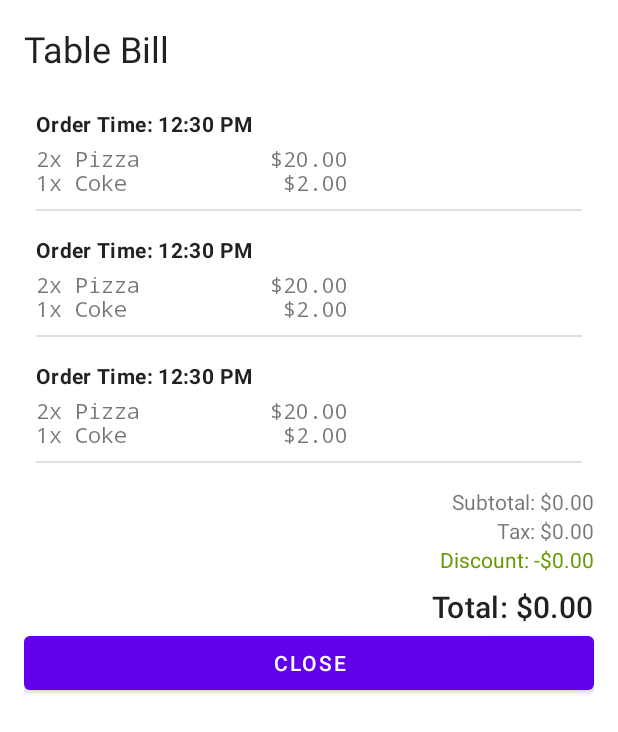
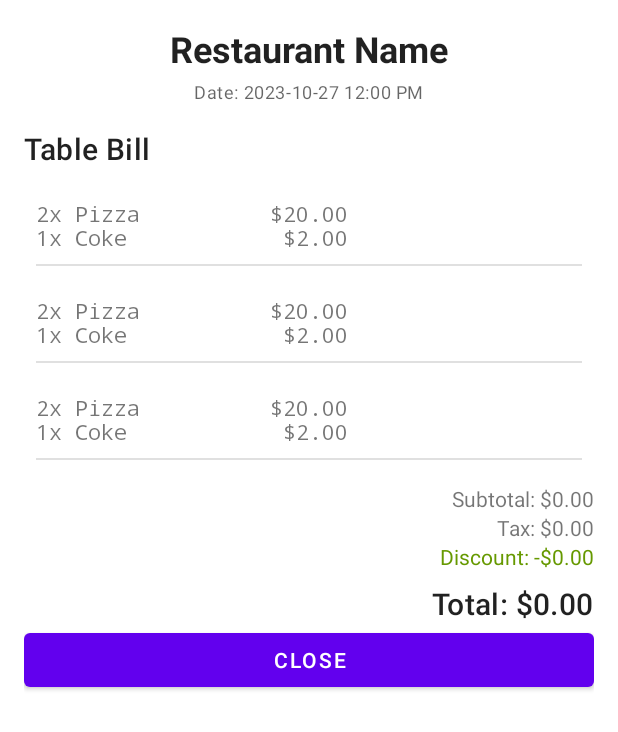
Before and after one commit to huajwang/thunder, an Android app: the layout dialog_bill.xml on its own in the app's theme, with its tools: preview values and no code run, on a phone screen of 412 x 824 dp. Shown: the top 732 px of the screen. Run offline under Robolectric (Android 15) with nearby library versions, the phone set to English and light mode, and no system bars.

Commit message:
Update the receipt content

```diff
--- a/restaurant-android/app/src/main/java/com/yaojia/snowball/ui/tables/BillAdapter.kt
+++ b/restaurant-android/app/src/main/java/com/yaojia/snowball/ui/tables/BillAdapter.kt
@@ -24,16 +24,6 @@ class BillAdapter : ListAdapter<Order, BillAdapter.BillViewHolder>(BillDiffCallb
     class BillViewHolder(private val binding: ItemBillOrderBinding) : RecyclerView.ViewHolder(binding.root) {
 
         fun bind(order: Order) {
-            // Format time
-            try {
-                // Assuming createdAt is ISO string, but for simplicity just showing raw or parsing if standard
-                // If createdAt is "2023-10-27T10:00:00Z", we might want to format it.
-                // For now, let's just show the order ID or simple text
-                binding.textOrderTime.text = "Order #${order.id}"
-            } catch (e: Exception) {
-                binding.textOrderTime.text = "Order #${order.id}"
-            }
-
             val sb = StringBuilder()
             for (item in order.items) {
                 val name = if (item.variantName != null) {
--- a/restaurant-android/app/src/main/java/com/yaojia/snowball/ui/tables/BillDialogFragment.kt
+++ b/restaurant-android/app/src/main/java/com/yaojia/snowball/ui/tables/BillDialogFragment.kt
@@ -12,6 +12,9 @@ import com.google.android.material.bottomsheet.BottomSheetDialogFragment
 import com.yaojia.snowball.data.network.NetworkModule
 import com.yaojia.snowball.databinding.DialogBillBinding
 import kotlinx.coroutines.launch
+import java.text.SimpleDateFormat
+import java.util.Date
+import java.util.Locale
 
 class BillDialogFragment : BottomSheetDialogFragment() {
 
@@ -56,6 +59,10 @@ class BillDialogFragment : BottomSheetDialogFragment() {
 
         binding.textBillTitle.text = "Bill for Table #$tableNumber"
 
+        // Set current date
+        val dateFormat = SimpleDateFormat("yyyy-MM-dd hh:mm a", Locale.getDefault())
+        binding.textBillDate.text = "Date: ${dateFormat.format(Date())}"
+
         val adapter = BillAdapter()
         binding.recyclerViewBillOrders.adapter = adapter
 
@@ -64,12 +71,22 @@ class BillDialogFragment : BottomSheetDialogFragment() {
         }
 
         lifecycleScope.launch {
+            val restaurantId = NetworkModule.getTokenManager().getRestaurantId()
+            loadRestaurantInfo(restaurantId)
             loadBill(tableId, adapter)
 
-            val restaurantId = NetworkModule.getTokenManager().getRestaurantId()
             NetworkModule.realtimeService.subscribeToOrders(restaurantId).collect {
                 loadBill(tableId, adapter)
             }
+        }
+    }
+
+    private suspend fun loadRestaurantInfo(restaurantId: Long) {
+        try {
+            val restaurant = NetworkModule.apiService.getRestaurant(restaurantId)
+            binding.textRestaurantName.text = restaurant.name
+        } catch (e: Exception) {
+            binding.textRestaurantName.text = "Restaurant"
         }
     }
 
--- a/restaurant-android/app/src/main/res/layout/dialog_bill.xml
+++ b/restaurant-android/app/src/main/res/layout/dialog_bill.xml
@@ -7,19 +7,42 @@
     android:padding="16dp">
 
     <TextView
+        android:id="@+id/text_restaurant_name"
+        android:layout_width="wrap_content"
+        android:layout_height="wrap_content"
+        android:text="Restaurant Name"
+        android:textStyle="bold"
+        android:textAppearance="?attr/textAppearanceHeadline5"
+        app:layout_constraintStart_toStartOf="parent"
+        app:layout_constraintEnd_toEndOf="parent"
+        app:layout_constraintTop_toTopOf="parent" />
+
+    <TextView
+        android:id="@+id/text_bill_date"
+        android:layout_width="wrap_content"
+        android:layout_height="wrap_content"
+        android:layout_marginTop="4dp"
+        android:text="Date: 2023-10-27 12:00 PM"
+        android:textAppearance="?attr/textAppearanceCaption"
+        app:layout_constraintStart_toStartOf="parent"
+        app:layout_constraintEnd_toEndOf="parent"
+        app:layout_constraintTop_toBottomOf="@id/text_restaurant_name" />
+
+    <TextView
         android:id="@+id/text_bill_title"
         android:layout_width="wrap_content"
         android:layout_height="wrap_content"
+        android:layout_marginTop="16dp"
         android:text="Table Bill"
-        android:textAppearance="?attr/textAppearanceHeadline5"
+        android:textAppearance="?attr/textAppearanceHeadline6"
         app:layout_constraintStart_toStartOf="parent"
-        app:layout_constraintTop_toTopOf="parent" />
+        app:layout_constraintTop_toBottomOf="@id/text_bill_date" />
 
     <androidx.recyclerview.widget.RecyclerView
         android:id="@+id/recycler_view_bill_orders"
         android:layout_width="match_parent"
         android:layout_height="wrap_content"
-        android:layout_marginTop="16dp"
+        android:layout_marginTop="8dp"
         android:layout_marginBottom="16dp"
         app:layoutManager="androidx.recyclerview.widget.LinearLayoutManager"
         app:layout_constraintTop_toBottomOf="@id/text_bill_title"
--- a/restaurant-android/app/src/main/res/layout/item_bill_order.xml
+++ b/restaurant-android/app/src/main/res/layout/item_bill_order.xml
@@ -5,14 +5,6 @@
     android:layout_height="wrap_content"
     android:orientation="vertical"
     android:padding="8dp">
-
-    <TextView
-        android:id="@+id/text_order_time"
-        android:layout_width="match_parent"
-        android:layout_height="wrap_content"
-        android:text="Order Time: 12:30 PM"
-        android:textStyle="bold"
-        android:textAppearance="?attr/textAppearanceBody2" />
 
     <TextView
         android:id="@+id/text_bill_items"
```
